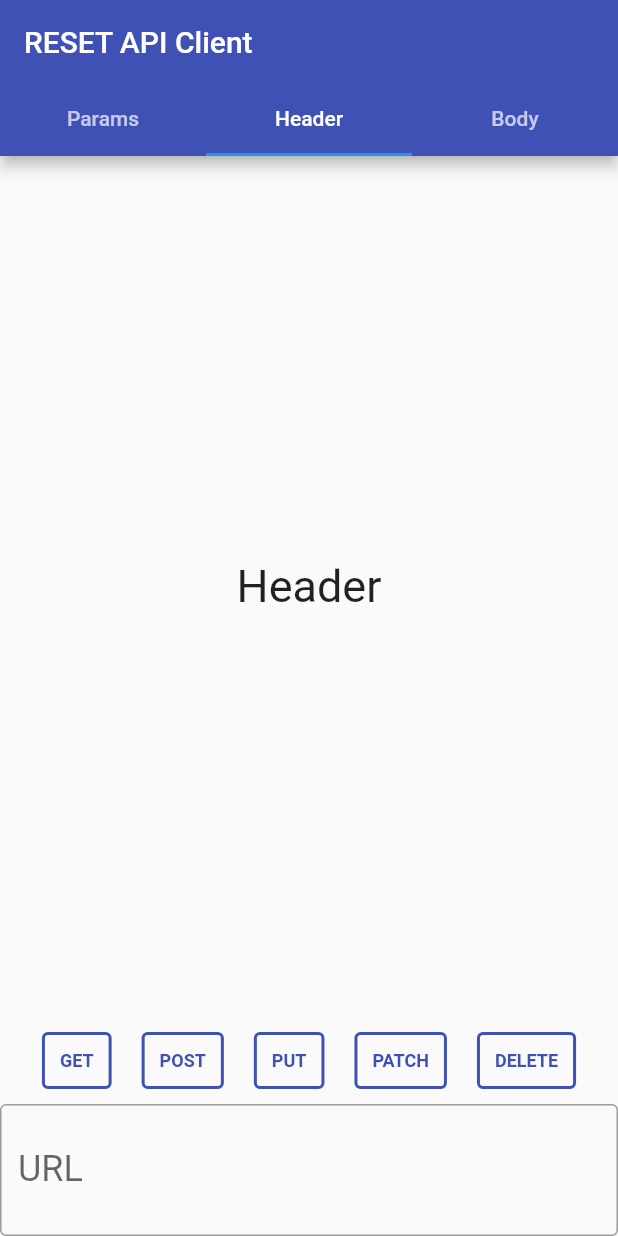
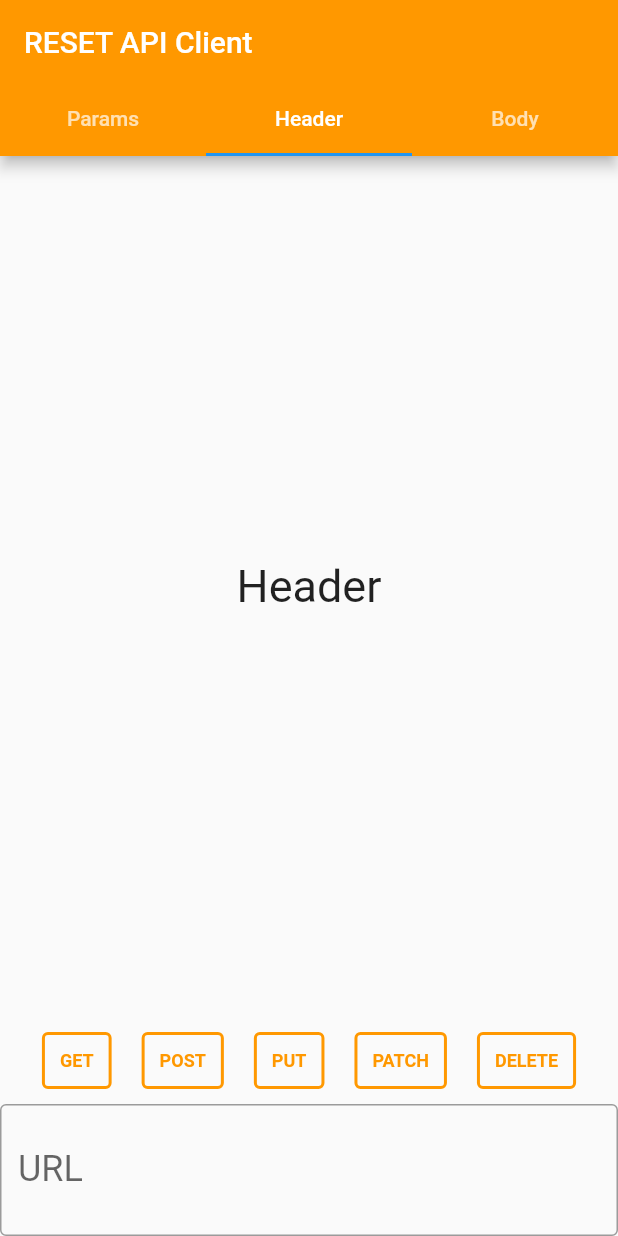
Before and after one commit to Tejas20002/flutter-reset-api-client, a Flutter app: the screen it shows after launch, tab 2 chosen, on a phone screen of 412 x 824 dp. Run offline on Flutter 3.47's test engine with Material 2 defaults, Android fonts, the light colour scheme and no system bars.

Commit message:
[*] change the color of the app/change the theme color

```diff
--- a/lib/src/ui/Home.dart
+++ b/lib/src/ui/Home.dart
@@ -1,5 +1,3 @@
-import 'dart:convert';
-
 import 'package:flutter/material.dart';
 import 'package:pope/src/ui/response/respose.dart';
 import '../api/api_client.dart';
@@ -19,8 +17,6 @@ class _HomeState extends State<Home> with SingleTickerProviderStateMixin {
   TextEditingController _values = TextEditingController();
   List<TextEditingController> _key = [];
   List<TextEditingController> _value = [];
-  int _counter = 1;
-
   @override
   void initState() {
     super.initState();
@@ -51,10 +47,10 @@ class _HomeState extends State<Home> with SingleTickerProviderStateMixin {
       resizeToAvoidBottomInset: false,
       appBar: AppBar(
         title: const Text('RESET API Client'),
-        backgroundColor: Colors.indigo,
+        backgroundColor: Colors.orange,
         bottom: TabBar(
           controller: phb,
-          tabs: [
+          tabs: const [
             Tab(
               text: 'Params',
             ),
@@ -221,27 +217,32 @@ class _HomeState extends State<Home> with SingleTickerProviderStateMixin {
               _containerButton(text: "GET", method: () {
                 setState(() {
                   method = "GET";
+                  debugPrint(method);
                 });
               }),
               _containerButton(text: "POST", method: () {
                 setState(() {
                   method = "POST";
+                  debugPrint(method);
                 });
               }),
               _containerButton(text: "PUT", method: () {
                 setState(() {
                   method = "PUT";
+                  debugPrint(method);
                 });
               }),
               _containerButton(text: "PATCH", method: () {
                 setState(() {
                   method = "PATCH";
+                  debugPrint(method);
                 });
               }),
               _containerButton(text: "DELETE", method: () {
                 setState(() {
                   method = "DELETE";
                 });
+                debugPrint(method);
               }),
             ],
           ),
@@ -270,7 +271,7 @@ class _HomeState extends State<Home> with SingleTickerProviderStateMixin {
           ),
           decoration: InputDecoration(
               border: OutlineInputBorder(),
-              hoverColor: Colors.indigo,
+              hoverColor: Colors.orange,
               labelText: 'URL',
               suffix: IconButton(
                   onPressed: () async {
@@ -318,7 +319,7 @@ class _HomeState extends State<Home> with SingleTickerProviderStateMixin {
       child: Container(
         decoration: BoxDecoration(
           border: Border.all(
-            color: Colors.indigo,
+            color: Colors.orange,
             width: 2,
           ),
           borderRadius: BorderRadius.circular(4),
@@ -328,7 +329,7 @@ class _HomeState extends State<Home> with SingleTickerProviderStateMixin {
         child: Text(
           text!,
           style: const TextStyle(
-            color: Colors.indigo,
+            color: Colors.orange,
             fontSize: 12,
             fontWeight: FontWeight.bold
           ),
--- a/lib/src/ui/splash/splash.dart
+++ b/lib/src/ui/splash/splash.dart
@@ -20,7 +20,7 @@ class _SplashState extends State<Splash> {
   @override
   Widget build(BuildContext context) {
     return const Scaffold(
-      backgroundColor: Colors.indigo,
+      backgroundColor: Colors.orange,
       body: Center(
         child: Text(
           "RESET API CLIENT",
```
Also changed, not shown: lib/src/ui/response/respose.dart (+8 -1 lines).
